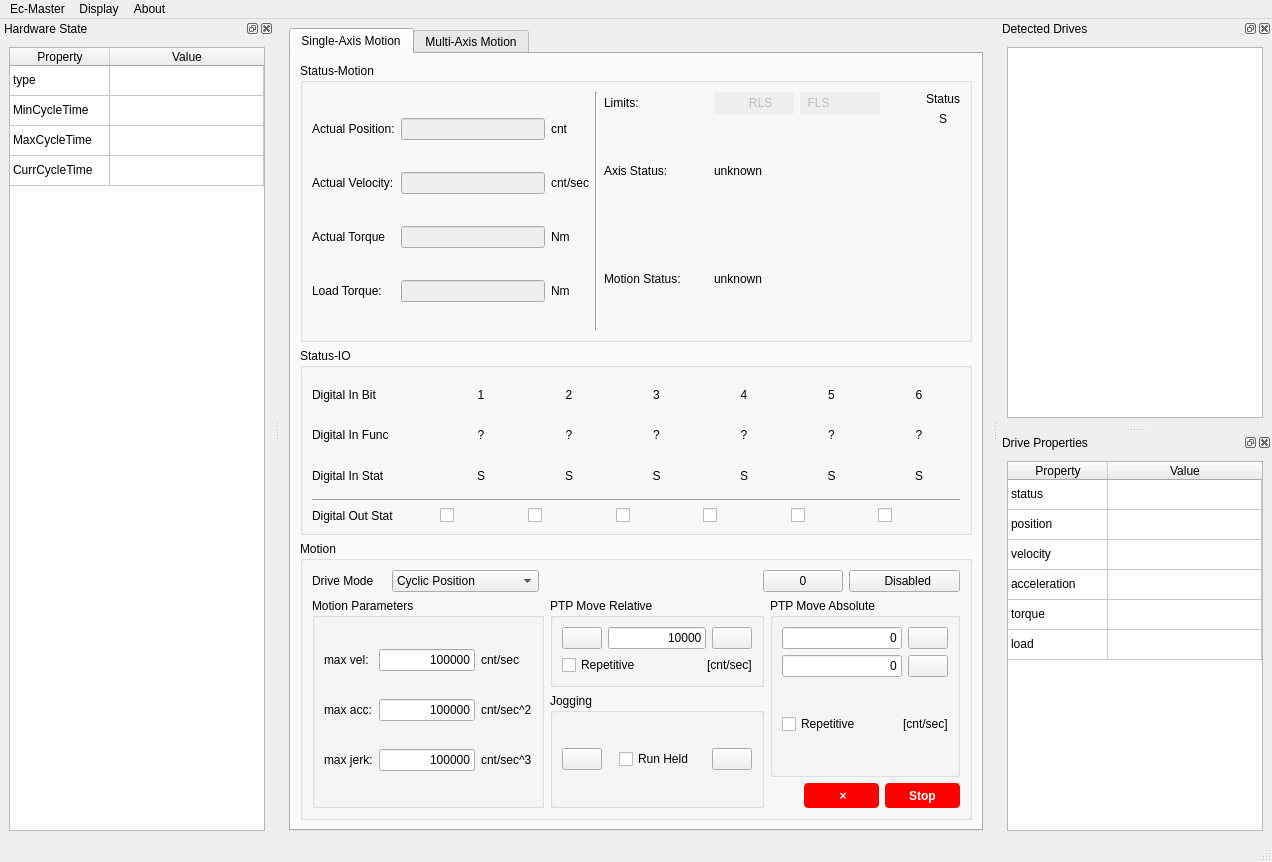
Qt form src/rocosmainwindow.ui (thinkexist1989/rocos-dbg) before a commit.
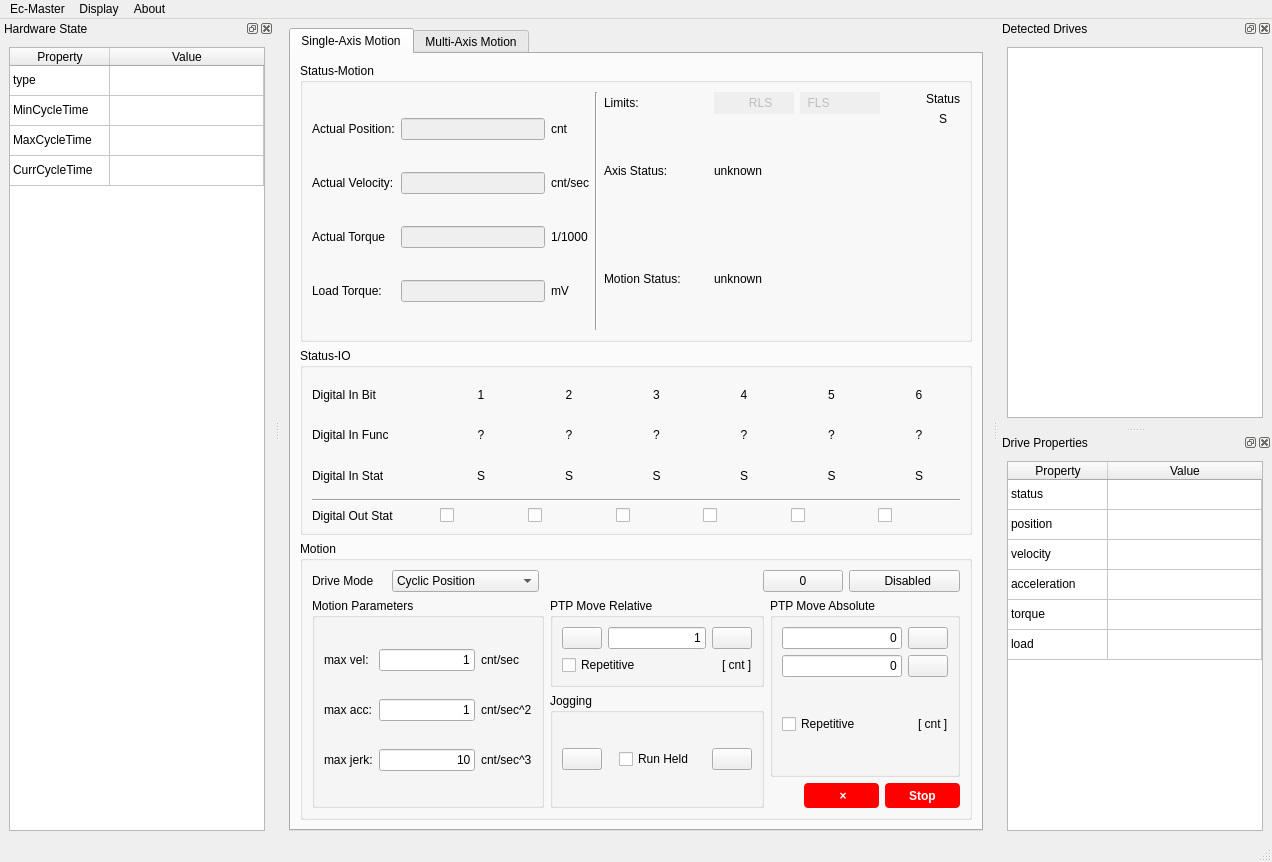
The same form after that commit. Icons and pictures are not drawn.

Commit message:
add user unit convert to GUI
界面上支持用户单位和原始数据显示

The edit to the form file:
```diff
--- a/src/rocosmainwindow.ui
+++ b/src/rocosmainwindow.ui
@@ -238,7 +238,7 @@
              <item row="2" column="2">
               <widget class="QLabel" name="actualTorUnit">
                <property name="text">
-                <string>Nm</string>
+                <string>1/1000</string>
                </property>
               </widget>
              </item>
@@ -262,7 +262,7 @@
              <item row="3" column="2">
               <widget class="QLabel" name="loadUnit">
                <property name="text">
-                <string>Nm</string>
+                <string>mV</string>
                </property>
               </widget>
              </item>
@@ -719,7 +719,7 @@
                  <bool>true</bool>
                 </property>
                 <property name="text">
-                 <string>100000</string>
+                 <string>1</string>
                 </property>
                 <property name="alignment">
                  <set>Qt::AlignRight|Qt::AlignTrailing|Qt::AlignVCenter</set>
@@ -746,7 +746,7 @@
                  <bool>true</bool>
                 </property>
                 <property name="text">
-                 <string>100000</string>
+                 <string>1</string>
                 </property>
                 <property name="alignment">
                  <set>Qt::AlignRight|Qt::AlignTrailing|Qt::AlignVCenter</set>
@@ -773,7 +773,7 @@
                  <bool>true</bool>
                 </property>
                 <property name="text">
-                 <string>100000</string>
+                 <string>10</string>
                 </property>
                 <property name="alignment">
                  <set>Qt::AlignRight|Qt::AlignTrailing|Qt::AlignVCenter</set>
@@ -815,7 +815,7 @@
                    <bool>true</bool>
                   </property>
                   <property name="text">
-                   <string>10000</string>
+                   <string>1</string>
                   </property>
                   <property name="alignment">
                    <set>Qt::AlignRight|Qt::AlignTrailing|Qt::AlignVCenter</set>
@@ -860,7 +860,7 @@
                 <item>
                  <widget class="QLabel" name="ptpRelUnit">
                   <property name="text">
-                   <string>[cnt/sec]</string>
+                   <string>[ cnt ]</string>
                   </property>
                  </widget>
                 </item>
@@ -956,7 +956,7 @@
                 <item>
                  <widget class="QLabel" name="ptpAbsUnit">
                   <property name="text">
-                   <string>[cnt/sec]</string>
+                   <string>[ cnt ]</string>
                   </property>
                  </widget>
                 </item>
```
Left out of the diff: 4 changed lines with no effect on the pictures. The commit also changes 4 other files.
